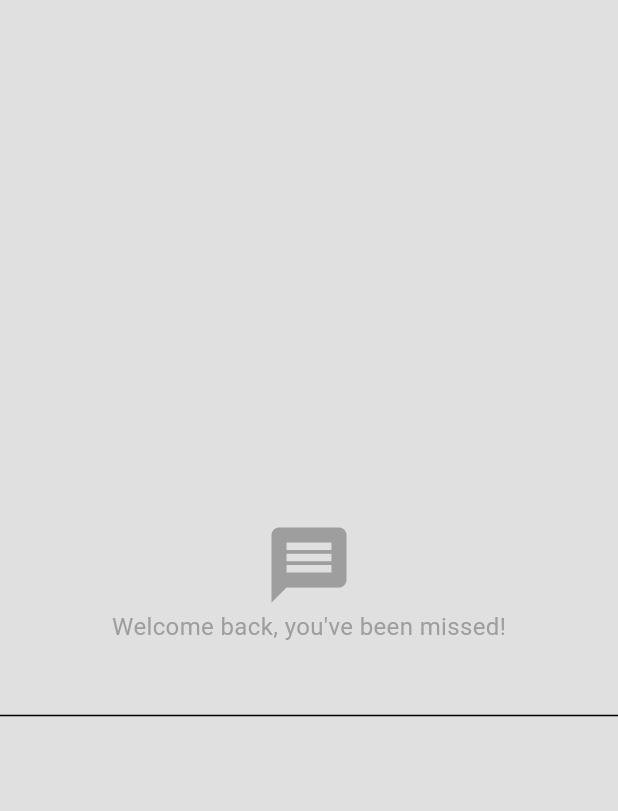
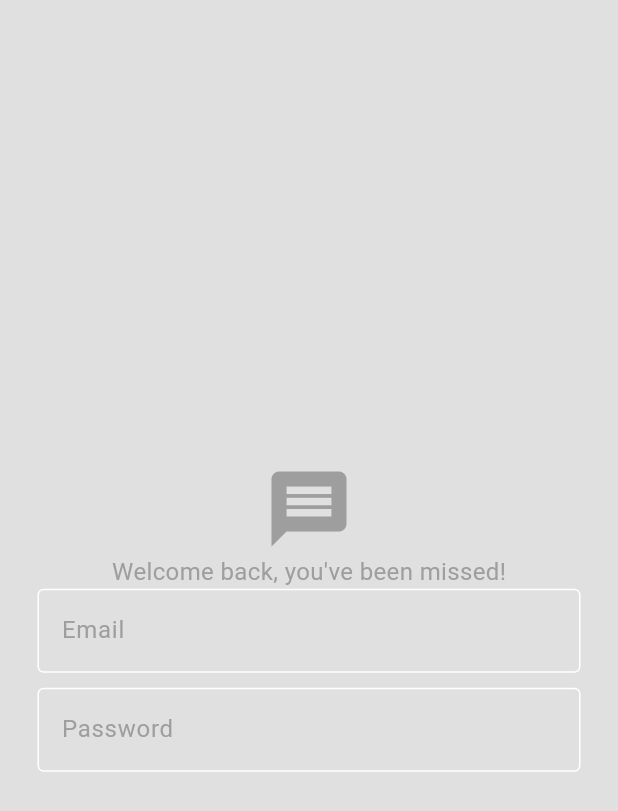
Before and after one commit to lemu6/ChatApp, a Flutter app: the screen it shows after launch, on a phone screen of 412 x 824 dp. Shown: the top 811 px of the screen. Run offline on Flutter 3.47's test engine with Material 3 defaults, Android fonts, the phone set to English and light mode, and no system bars.

Commit message:
email and password

```diff
--- /dev/null
+++ b/lib/components/my_textfield.dart
@@ -0,0 +1,36 @@
+import 'package:flutter/material.dart';
+
+class MyTextField extends StatelessWidget {
+  final String hintText;
+  final bool obscureText;
+
+  const MyTextField({
+    super.key,
+    required this.hintText,
+    required this.obscureText,
+  });
+
+  @override
+  Widget build(BuildContext context) {
+    return Padding(
+      padding: const EdgeInsets.symmetric(horizontal: 25.0),
+      child: TextField(
+        obscureText: obscureText,
+        decoration: InputDecoration(
+          enabledBorder: OutlineInputBorder(
+            borderSide:
+                BorderSide(color: Theme.of(context).colorScheme.tertiary),
+          ),
+          focusedBorder: OutlineInputBorder(
+            borderSide:
+                BorderSide(color: Theme.of(context).colorScheme.primary),
+          ),
+          fillColor: Theme.of(context).colorScheme.secondary,
+          filled: true,
+          hintText: hintText,
+          hintStyle: TextStyle(color: Theme.of(context).colorScheme.primary),
+        ),
+      ),
+    );
+  }
+}
--- a/lib/pages/login_page.dart
+++ b/lib/pages/login_page.dart
@@ -1,3 +1,4 @@
+import 'package:chat_app/components/my_textfield.dart';
 import 'package:flutter/material.dart';
 
 class LoginPage extends StatelessWidget {
@@ -27,8 +28,18 @@ class LoginPage extends StatelessWidget {
             ),
            ),
           // email textfield
-          TextField(),
+          MyTextField(
+            hintText: "Email",
+            obscureText: false,
+          ),
+
+          const SizedBox(height: 10),
+
           // pw texfield
+          MyTextField(
+            hintText: "Password",
+            obscureText: true,
+          ),
 
           // login button
 
```
